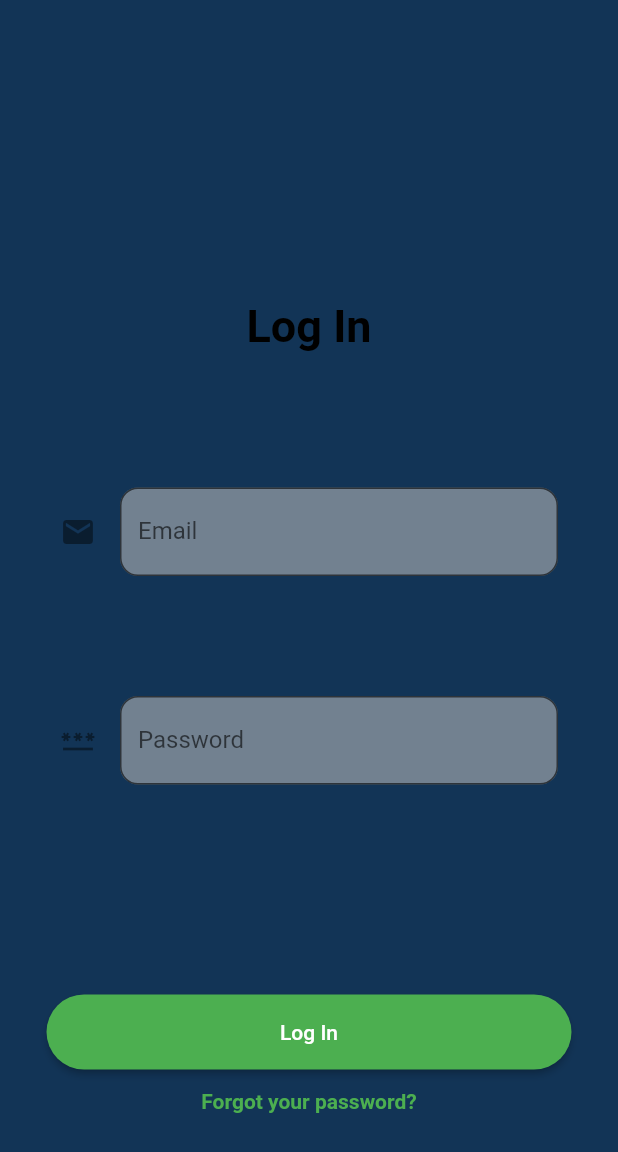
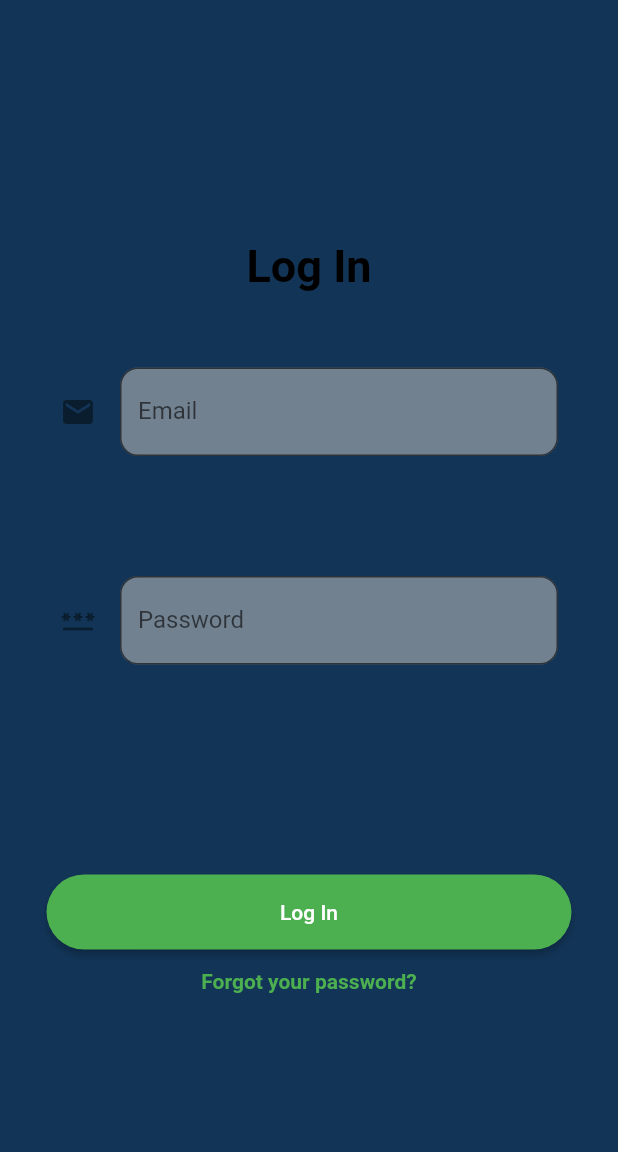
Before and after one commit to bedirhanayydin/Flutter-Application, a Flutter app: the screen it shows after launch, on a phone screen of 412 x 824 dp. Shown: the top 1152 px of the screen. Run offline on Flutter 3.47's test engine with Material 2 defaults, Android fonts, the phone set to English and light mode, and no system bars; Roboto replaces fonts that are missing (RobotoMono).

Commit message:
Initial Commit

```diff
--- a/lib/widgets/login_screen.dart
+++ b/lib/widgets/login_screen.dart
@@ -26,7 +26,7 @@ class _LoginScreenState extends State<LoginScreen> {
         child: Column(
           children: [
             Padding(
-              padding: const EdgeInsets.only(top: 200),
+              padding: const EdgeInsets.only(top: 160),
               child: Text(
                 'Log In',
                 textAlign: TextAlign.center,
@@ -39,8 +39,8 @@ class _LoginScreenState extends State<LoginScreen> {
               ),
             ),
             SizedBox(
-              width: 50,
-              height: 50,
+              width: 10,
+              height: 10,
             ),
             Padding(
               padding: const EdgeInsets.all(40.0),
```
